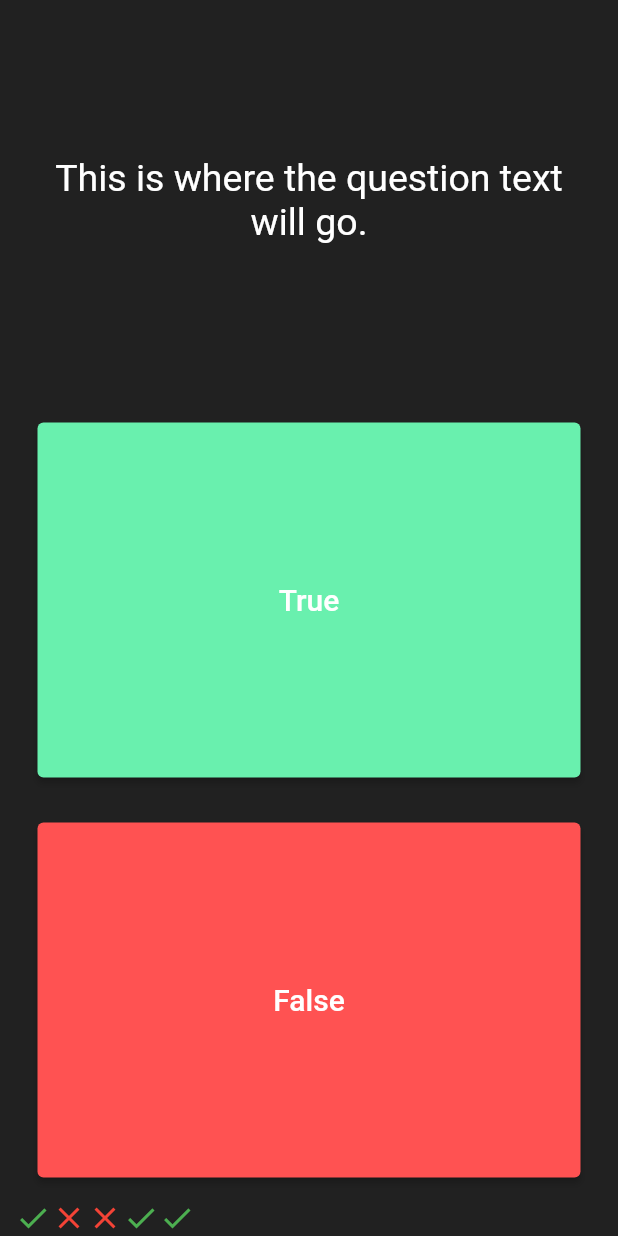
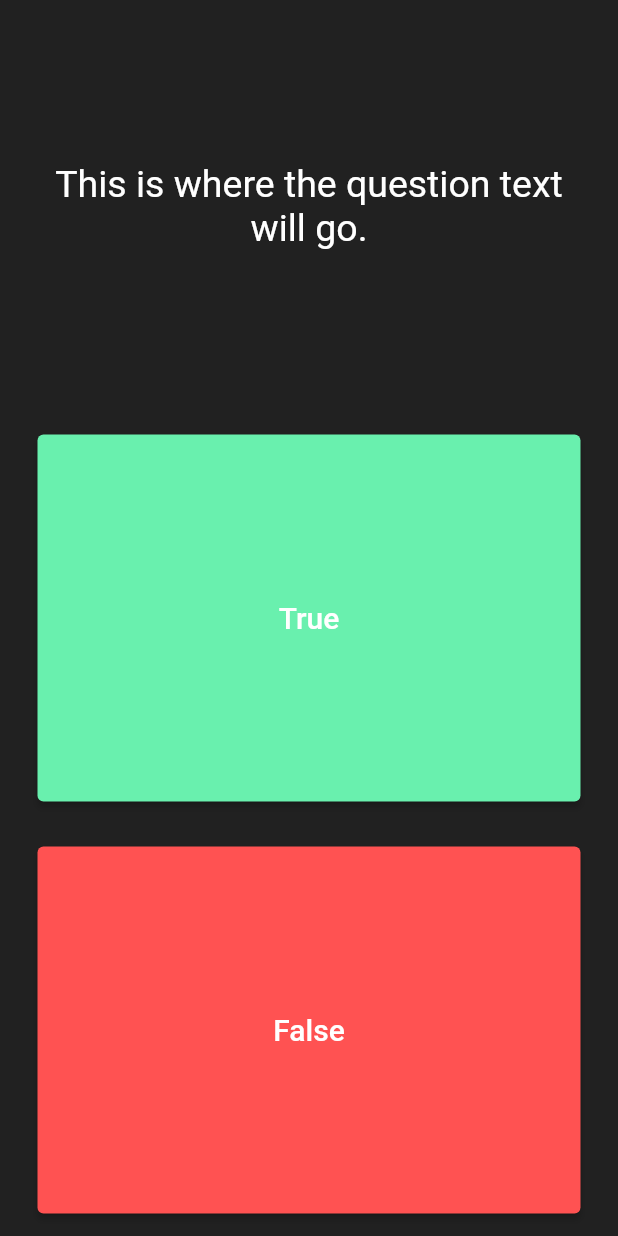
Before and after one commit to Reisuke1231/quizzler_flutter, a Flutter app: the screen it shows after launch, on a phone screen of 412 x 824 dp. Run offline on Flutter 3.47's test engine with Material 2 defaults, Android fonts, the phone set to English and light mode, and no system bars.

Commit message:
Emptied the initial state of the array scoreKeeper

```diff
--- a/lib/main.dart
+++ b/lib/main.dart
@@ -31,28 +31,7 @@ class QuizPage extends StatefulWidget {
 }
 
 class _QuizPageState extends State<QuizPage> {
-  List<Icon> scoreKeeper = [
-    const Icon(
-      Icons.check,
-      color: Colors.green,
-    ),
-    const Icon(
-      Icons.close,
-      color: Colors.red,
-    ),
-    const Icon(
-      Icons.close,
-      color: Colors.red,
-    ),
-    const Icon(
-      Icons.check,
-      color: Colors.green,
-    ),
-    const Icon(
-      Icons.check,
-      color: Colors.green,
-    ),
-  ];
+  List<Icon> scoreKeeper = [];
 
   @override
   Widget build(BuildContext context) {
```
